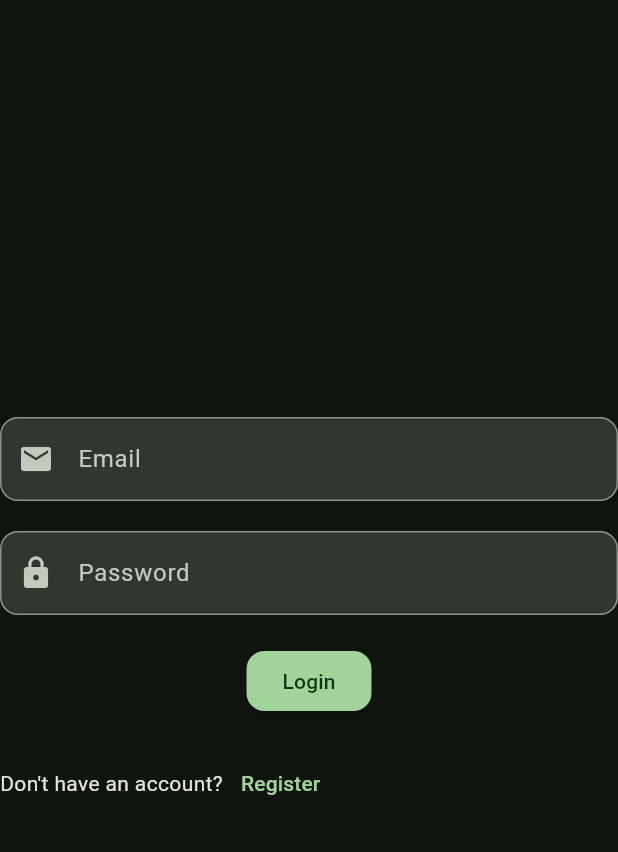
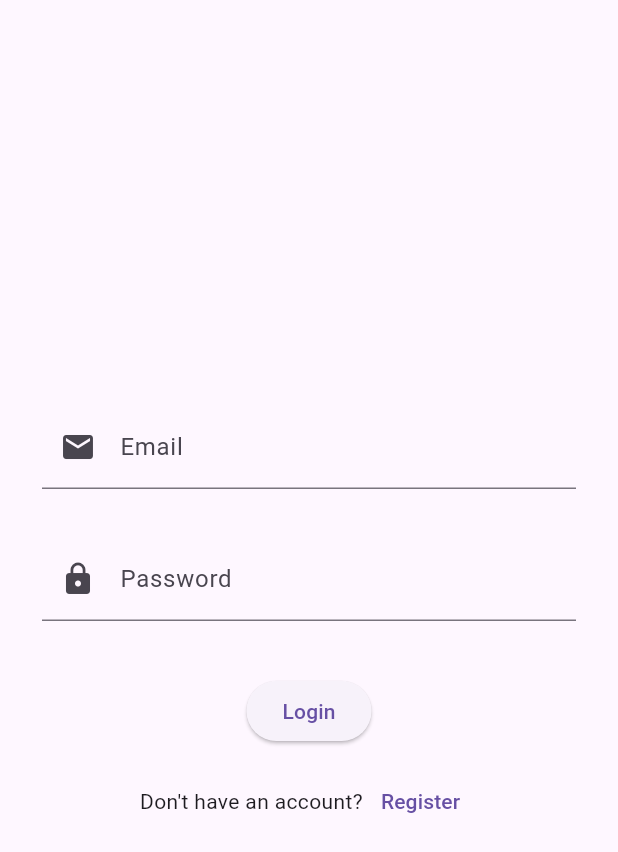
Before and after one commit to ANUJK0004/Gym-Management-App, a Flutter app: the screen it shows after launch, after a tap on "Get Started", on a phone screen of 412 x 824 dp. Shown: the top 852 px of the screen. Run offline on Flutter 3.47's test engine with Material 3 defaults, Android fonts, the phone set to English and light mode, and no system bars; our stand-ins replace firebase_core; accounts and stored records are empty.

Commit message:
app theme is developed

```diff
--- a/lib/main.dart
+++ b/lib/main.dart
@@ -1,9 +1,15 @@
+import 'package:firebase_core/firebase_core.dart';
 import 'package:flutter/material.dart';
+import 'package:sweatsync/firebase_options.dart';
 import 'package:sweatsync/screens/login_screen.dart';
 import 'package:sweatsync/screens/onboarding_screen.dart';
-import 'package:sweatsync/theme/app_theme.dart';
+import 'package:sweatsync/app/theme/app_theme.dart';
 
-void main() {
+void main() async{
+  WidgetsFlutterBinding.ensureInitialized();
+  await Firebase.initializeApp(
+    options: DefaultFirebaseOptions.currentPlatform,
+  );
   runApp(const SweatSync());
 }
 
@@ -17,7 +23,6 @@ class SweatSync extends StatelessWidget {
     return MaterialApp(
       debugShowCheckedModeBanner: false,
       title: "SweatSync - a manager",
-      theme: AppTheme.darkTheme(),
       home: onBoarding ? const OnboardingScreen() : LoginScreen(),
     );
   }
--- a/lib/screens/login_screen.dart
+++ b/lib/screens/login_screen.dart
@@ -16,9 +16,12 @@ class LoginScreen extends StatelessWidget {
         child: Form(
           key: _key,
           child: Column(
+            crossAxisAlignment:CrossAxisAlignment.center,
             mainAxisAlignment: MainAxisAlignment.center,
             children: [
-              TextFormField(
+              Padding(
+                padding: const EdgeInsets.symmetric(horizontal: 28,vertical: 16),
+                child: TextFormField(
                   controller: _emailController,
                   keyboardType: TextInputType.emailAddress,
                   decoration: const InputDecoration(
@@ -33,8 +36,10 @@ class LoginScreen extends StatelessWidget {
                     return null;
                   },
                 ),
-              const SizedBox(height: 20),
-              TextFormField(
+              ),
+              Padding(
+                padding: const EdgeInsets.symmetric(horizontal: 28,vertical: 16),
+                child: TextFormField(
                   controller: _passwordController,
                   keyboardType: TextInputType.visiblePassword,
                   obscureText: true,
@@ -50,11 +55,12 @@ class LoginScreen extends StatelessWidget {
                     return null;
                   },
                 ),
+              ),
               const SizedBox(height: 20),
               ElevatedButton(
                 onPressed: () {
                   if (_key.currentState!.validate()) {
-                    Navigator.push(
+                    Navigator.pushReplacement(
                       context,
                       MaterialPageRoute(builder: (context) => HomeScreen()),
                     );
@@ -62,8 +68,10 @@ class LoginScreen extends StatelessWidget {
                 },
                 child: const Text("Login"),
               ),
-              const SizedBox(height: 20),
-              Row(
+              Padding(
+                padding: const EdgeInsets.symmetric(horizontal: 24,vertical: 12),
+                child: Row(
+                  mainAxisAlignment: MainAxisAlignment.center,
                   children: [
                     const Text("Don't have an account?"),
                     const SizedBox(height: 10),
@@ -78,6 +86,7 @@ class LoginScreen extends StatelessWidget {
                     ),
                   ],
                 ),
+              ),
             ],
           ),
         )
--- a/lib/theme/app_theme.dart
+++ /dev/null
@@ -1,168 +0,0 @@
-import 'package:flutter/material.dart';
-
-class AppTheme {
-
-  static ThemeData darkTheme() {
-    final scheme = ColorScheme.fromSeed(
-      seedColor: Colors.green,
-      brightness: Brightness.dark,
-    );
-
-    return ThemeData(
-      useMaterial3: true,
-      brightness: Brightness.dark,
-
-      colorScheme: scheme,
-
-      scaffoldBackgroundColor: scheme.surface,
-
-      cardColor: scheme.surfaceContainerHighest,
-
-      shadowColor: Colors.black54,
-
-      appBarTheme: AppBarTheme(
-        backgroundColor: scheme.surfaceContainerHighest,
-        foregroundColor: scheme.onSurface,
-        centerTitle: true,
-        elevation: 0,
-      ),
-
-      iconTheme: IconThemeData(color: scheme.primary),
-
-      switchTheme: SwitchThemeData(
-        thumbColor: WidgetStateProperty.resolveWith(
-              (states) => states.contains(WidgetState.selected)
-              ? scheme.primary
-              : scheme.outline,
-        ),
-      ),
-
-      cardTheme: CardThemeData(
-        elevation: 4,
-        color: scheme.surfaceContainerHighest,
-        shape: RoundedRectangleBorder(borderRadius: BorderRadius.circular(16)),
-      ),
-
-      floatingActionButtonTheme: FloatingActionButtonThemeData(
-        backgroundColor: scheme.primary,
-        foregroundColor: scheme.onPrimary,
-      ),
-
-      elevatedButtonTheme: ElevatedButtonThemeData(
-        style: ElevatedButton.styleFrom(
-          backgroundColor: scheme.primary,
-          foregroundColor: scheme.onPrimary,
-          shape: RoundedRectangleBorder(
-            borderRadius: BorderRadius.circular(12),
-          ),
-        ),
-      ),
-
-      outlinedButtonTheme: OutlinedButtonThemeData(
-        style: OutlinedButton.styleFrom(
-          foregroundColor: scheme.primary,
-          side: BorderSide(color: scheme.primary),
-          shape: RoundedRectangleBorder(
-            borderRadius: BorderRadius.circular(12),
-          ),
-        ),
-      ),
-
-      inputDecorationTheme: InputDecorationTheme(
-        filled: true,
-        fillColor: scheme.surfaceContainerHighest,
-
-        border: OutlineInputBorder(borderRadius: BorderRadius.circular(12)),
-
-        enabledBorder: OutlineInputBorder(
-          borderRadius: BorderRadius.circular(12),
-          borderSide: BorderSide(color: scheme.outline),
-        ),
-
-        focusedBorder: OutlineInputBorder(
-          borderRadius: BorderRadius.circular(12),
-          borderSide: BorderSide(color: scheme.primary, width: 2),
-        ),
-      ),
-
-      listTileTheme: ListTileThemeData(
-        iconColor: scheme.primary,
-        textColor: scheme.onSurface,
-        tileColor: Colors.transparent,
-      ),
-
-      chipTheme: ChipThemeData(
-        backgroundColor: scheme.surfaceContainerHighest,
-        selectedColor: scheme.primaryContainer,
-        disabledColor: scheme.surfaceContainer,
-        secondarySelectedColor: scheme.primary,
-        padding: const EdgeInsets.symmetric(horizontal: 8, vertical: 4),
-        labelStyle: TextStyle(color: scheme.onSurface),
-        secondaryLabelStyle: TextStyle(color: scheme.onPrimaryContainer),
-        shape: RoundedRectangleBorder(borderRadius: BorderRadius.circular(20)),
-      ),
-
-      dividerTheme: DividerThemeData(
-        color: scheme.outlineVariant,
-        thickness: 1,
-      ),
-
-      textTheme: Typography.whiteMountainView.apply(
-        bodyColor: scheme.onSurface,
-        displayColor: scheme.onSurface,
-      ),
-
-      dialogTheme: DialogThemeData(
-        backgroundColor: scheme.surfaceContainerHighest,
-        shape: RoundedRectangleBorder(borderRadius: BorderRadius.circular(20)),
-      ),
-
-      snackBarTheme: SnackBarThemeData(
-        behavior: SnackBarBehavior.floating,
-        backgroundColor: scheme.primary,
-        contentTextStyle: TextStyle(color: scheme.onPrimary),
-      ),
-
-      bottomSheetTheme: BottomSheetThemeData(
-        backgroundColor: scheme.surface,
-        modalBackgroundColor: scheme.surface,
-        shape: RoundedRectangleBorder(
-          borderRadius: BorderRadius.vertical(top: Radius.circular(24)),
-        ),
-      ),
-
-      checkboxTheme: CheckboxThemeData(
-        fillColor: WidgetStatePropertyAll(scheme.primary),
-      ),
-
-      navigationBarTheme: NavigationBarThemeData(
-        elevation: 4,
-
-        backgroundColor: scheme.surface,
-
-        indicatorColor: scheme.primaryContainer,
-
-        iconTheme: WidgetStateProperty.resolveWith((states) {
-          if (states.contains(WidgetState.selected)) {
-            return IconThemeData(color: scheme.onPrimaryContainer);
-          }
-
-          return IconThemeData(color: scheme.onSurfaceVariant);
-        }),
-
-        labelTextStyle: WidgetStateProperty.resolveWith((states) {
-          return TextStyle(
-            fontWeight: states.contains(WidgetState.selected)
-                ? FontWeight.bold
-                : FontWeight.normal,
-            color: states.contains(WidgetState.selected)
-                ? scheme.onPrimaryContainer
-                : scheme.onSurfaceVariant,
-          );
-        }),
-      ),
-    );
-  }
-
-
-}
```
Also changed, not shown: lib/app/theme/app_animations.dart (added, +9 -0 lines), lib/app/theme/app_colors.dart (added, +95 -0 lines), lib/app/theme/app_dimensions.dart (added, +15 -0 lines), lib/app/theme/app_radius.dart (added, +34 -0 lines), lib/app/theme/app_shadows.dart (added, +29 -0 lines), lib/app/theme/app_spacing.dart (added, +32 -0 lines), lib/app/theme/app_text_styles.dart (added, +85 -0 lines), lib/app/theme/app_theme.dart (added, +92 -0 lines), lib/screens/register_screen.dart (+104 -2 lines), pubspec.yaml (+20 -1 lines), firebase.json (added), images/onboarding.png (renamed from assets/images/onboarding.png), lib/firebase_options.dart (added), pubspec.lock, 9 other files. Lines whose indentation alone changed are shown as unchanged.
